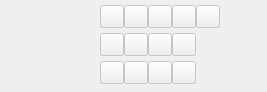
Above: Libs/MRML/Widgets/Resources/UI/qMRMLThreeDViewControllerWidget.ui from lassoan/SlicerGitSVNArchive before the change. Below: the same form after it.
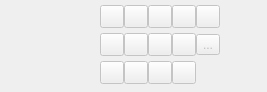
That is the form after the change. Icons and pictures are not drawn. Custom widgets are drawn as their Qt base class.

Commit message: ENH: Added ruler display

Patch:
```diff
--- a/Libs/MRML/Widgets/Resources/UI/qMRMLThreeDViewControllerWidget.ui
+++ b/Libs/MRML/Widgets/Resources/UI/qMRMLThreeDViewControllerWidget.ui
@@ -289,6 +289,23 @@
        </property>
       </widget>
      </item>
+     <item row="1" column="4">
+      <widget class="QToolButton" name="RulerButton">
+       <property name="enabled">
+        <bool>false</bool>
+       </property>
+       <property name="text">
+        <string>...</string>
+       </property>
+       <property name="icon">
+        <iconset resource="../qMRMLWidgets.qrc">
+         <normaloff>:/Icons/Ruler.png</normaloff>:/Icons/Ruler.png</iconset>
+       </property>
+       <property name="popupMode">
+        <enum>QToolButton::InstantPopup</enum>
+       </property>
+      </widget>
+     </item>
     </layout>
    </item>
   </layout>
```
Left out of the diff: 33 changed lines with no effect on the pictures. The commit also changes 23 other files.
